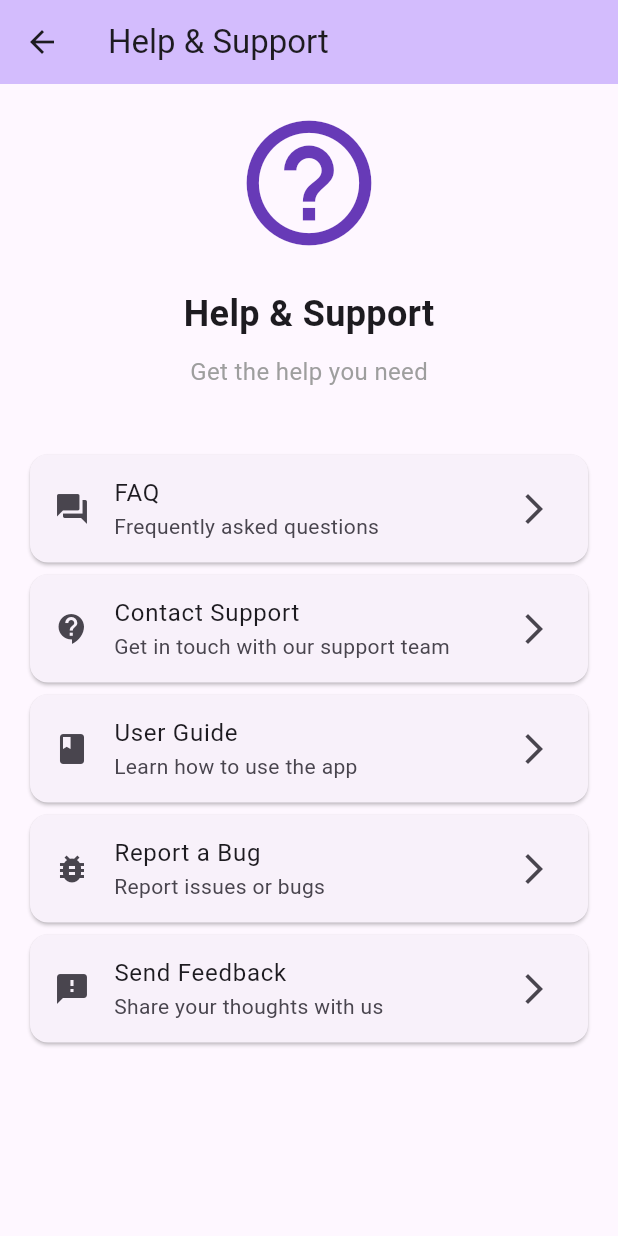
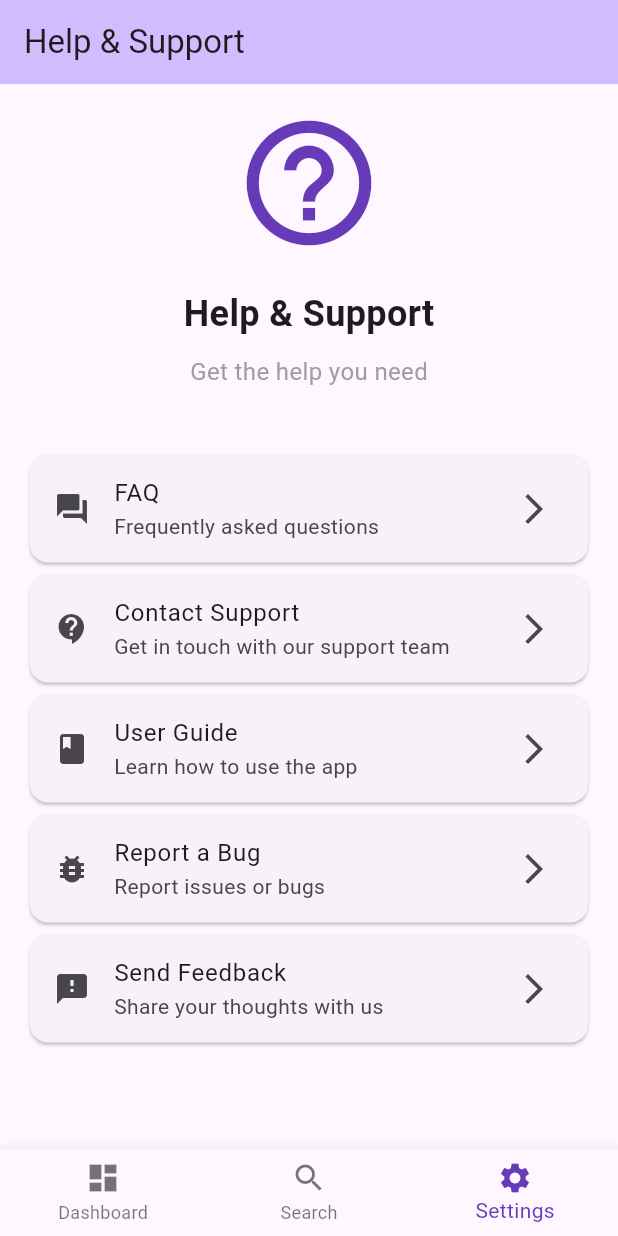
Before and after one commit to sk92129/goroutersample, a Flutter app: the screen it shows after launch, item 3 of the bottom bar chosen, after a tap on "Help & Support", on a phone screen of 412 x 824 dp. Run offline on Flutter 3.47's test engine with Material 3 defaults, Android fonts, the phone set to English and light mode, and no system bars; our stand-ins replace go_router.

Commit message:
add named const for routers

```diff
--- a/lib/main.dart
+++ b/lib/main.dart
@@ -1,7 +1,7 @@
 import 'package:flutter/material.dart';
-import 'screens/dashboard_screen.dart';
-import 'screens/search_screen.dart';
-import 'screens/settings_screen.dart';
+import 'package:go_router/go_router.dart';
+import 'package:goroutersample/route_constants.dart';
+import 'package:goroutersample/router_config.dart';
 
 void main() {
   runApp(const MyApp());
@@ -10,22 +10,23 @@ void main() {
 class MyApp extends StatelessWidget {
   const MyApp({super.key});
 
-  // This widget is the root of your application.
   @override
   Widget build(BuildContext context) {
-    return MaterialApp(
+    return MaterialApp.router(
       debugShowCheckedModeBanner: false,
       title: 'Flutter Demo',
       theme: ThemeData(
         colorScheme: ColorScheme.fromSeed(seedColor: Colors.deepPurple),
       ),
-      home: const MainScreen(),
+      routerConfig: myRouter,
     );
   }
 }
 
 class MainScreen extends StatefulWidget {
-  const MainScreen({super.key});
+  final Widget child;
+
+  const MainScreen({super.key, required this.child});
 
   @override
   State<MainScreen> createState() => _MainScreenState();
@@ -34,22 +35,28 @@ class MainScreen extends StatefulWidget {
 class _MainScreenState extends State<MainScreen> {
   int _selectedIndex = 0;
 
-  static const List<Widget> _screens = [
-    DashboardScreen(),
-    SearchScreen(),
-    SettingsScreen(),
-  ];
-
   void _onItemTapped(int index) {
     setState(() {
       _selectedIndex = index;
     });
+
+    switch (index) {
+      case 0:
+        context.goNamed(MyPage.home.toName);
+        break;
+      case 1:
+        context.goNamed(MyPage.search.toName);
+        break;
+      case 2:
+        context.goNamed(MyPage.settings.toName);
+        break;
+    }
   }
 
   @override
   Widget build(BuildContext context) {
     return Scaffold(
-      body: _screens[_selectedIndex],
+      body: widget.child,
       bottomNavigationBar: BottomNavigationBar(
         items: const <BottomNavigationBarItem>[
           BottomNavigationBarItem(
--- /dev/null
+++ b/lib/route_constants.dart
@@ -0,0 +1,46 @@
+enum MyPage { home, search, settings, help }
+
+MyPage findRoute(String url) {
+  switch (url) {
+    case "/":
+      return MyPage.home;
+    case "/search":
+      return MyPage.search;
+    case "/settings":
+      return MyPage.settings;
+    case "/help":
+      return MyPage.help;
+    default:
+      return MyPage.home;
+  }
+}
+
+extension MyPageExtension on MyPage {
+  String get toName {
+    switch (this) {
+      case MyPage.home:
+        return "home";
+      case MyPage.search:
+        return "search";
+      case MyPage.settings:
+        return "settings";
+      case MyPage.help:
+        return "help";
+    }
+  }
+}
+
+extension AppRouteExtension on MyPage {
+  String get toPath {
+    switch (this) {
+      case MyPage.home:
+        return "/";
+      case MyPage.search:
+        return "/search";
+      case MyPage.settings:
+        return "/settings";
+      case MyPage.help:
+        return "/help";
+    }
+  }
+}
--- /dev/null
+++ b/lib/router_config.dart
@@ -0,0 +1,40 @@
+import 'package:go_router/go_router.dart';
+import 'package:goroutersample/main.dart';
+import 'package:goroutersample/route_constants.dart';
+import 'package:goroutersample/screens/dashboard_screen.dart';
+import 'package:goroutersample/screens/help_screen.dart';
+import 'package:goroutersample/screens/search_screen.dart';
+import 'package:goroutersample/screens/settings_screen.dart';
+
+final GoRouter myRouter = GoRouter(
+  initialLocation: '/',
+  routes: [
+    ShellRoute(
+      builder: (context, state, child) {
+        return MainScreen(child: child);
+      },
+      routes: [
+        GoRoute(
+          path: MyPage.home.toPath,
+          name: MyPage.home.toName,
+          builder: (context, state) => const DashboardScreen(),
+        ),
+        GoRoute(
+          path: MyPage.search.toPath,
+          name: MyPage.search.toName,
+          builder: (context, state) => const SearchScreen(),
+        ),
+        GoRoute(
+          path: MyPage.settings.toPath,
+          name: MyPage.settings.toName,
+          builder: (context, state) => const SettingsScreen(),
+        ),
+        GoRoute(
+          path: MyPage.help.toPath,
+          name: MyPage.help.toName,
+          builder: (context, state) => const HelpScreen(),
+        ),
+      ],
+    ),
+  ],
+);
--- a/lib/screens/settings_screen.dart
+++ b/lib/screens/settings_screen.dart
@@ -1,5 +1,6 @@
 import 'package:flutter/material.dart';
-import 'help_screen.dart';
+import 'package:go_router/go_router.dart';
+import 'package:goroutersample/route_constants.dart';
 
 class SettingsScreen extends StatelessWidget {
   const SettingsScreen({super.key});
@@ -72,10 +73,7 @@ class SettingsScreen extends StatelessWidget {
               subtitle: const Text('Get help and contact support'),
               trailing: const Icon(Icons.arrow_forward_ios),
               onTap: () {
-                Navigator.push(
-                  context,
-                  MaterialPageRoute(builder: (context) => const HelpScreen()),
-                );
+                context.goNamed(MyPage.help.toName);
               },
             ),
           ),
```
